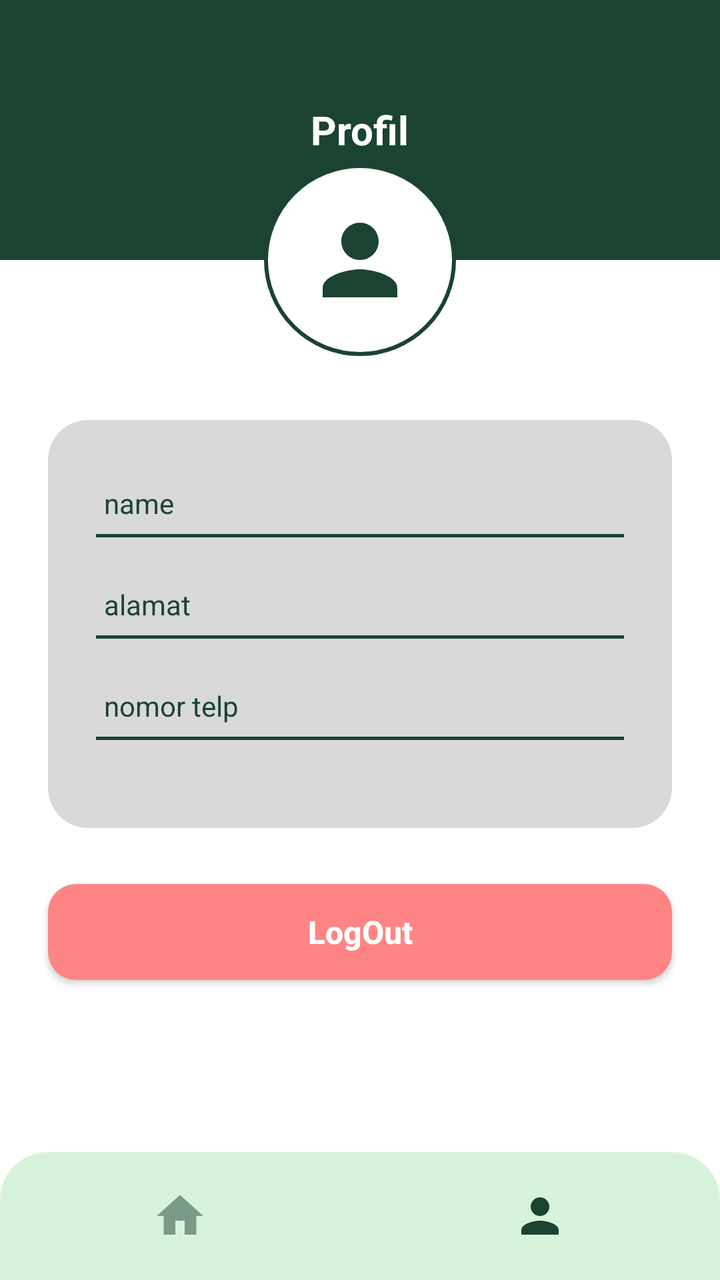
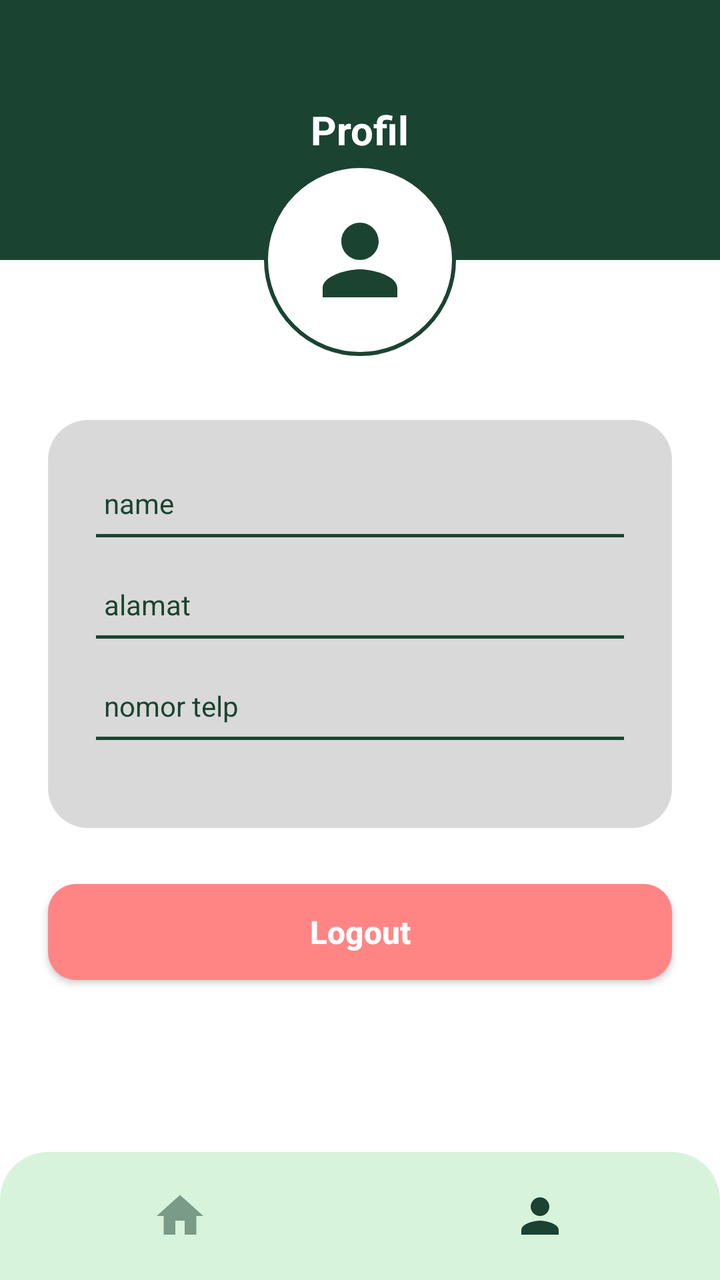

Before-and-after screenshots of an Android layout around one commit, followed by the original layout XML and the change that was made.
<!-- AndroidManifest.xml: activity theme Theme.UKK.NoActionBar -->
<!-- res/layout/activity_profil.xml -->
<?xml version="1.0" encoding="utf-8"?>
<androidx.constraintlayout.widget.ConstraintLayout xmlns:android="http://schemas.android.com/apk/res/android"
    xmlns:app="http://schemas.android.com/apk/res-auto"
    xmlns:tools="http://schemas.android.com/tools"
    android:layout_width="match_parent"
    android:layout_height="match_parent"
    android:background="@color/white"
    tools:context=".ProfilActivity">

    
    <RelativeLayout
        android:id="@+id/rl_top_header"
        android:layout_width="0dp"
        android:layout_height="130dp"
        android:background="@color/campgear_green"
        android:paddingTop="48dp"
        app:layout_constraintEnd_toEndOf="parent"
        app:layout_constraintStart_toStartOf="parent"
        app:layout_constraintTop_toTopOf="parent">

        <TextView
            android:id="@+id/tv_header_title"
            android:layout_width="wrap_content"
            android:layout_height="wrap_content"
            android:layout_centerInParent="true"
            android:text="@string/header_profil"
            android:textColor="@color/white"
            android:textSize="20sp"
            android:textStyle="bold" />

    </RelativeLayout>

    
    <ImageView
        android:id="@+id/iv_avatar"
        android:layout_width="96dp"
        android:layout_height="96dp"
        android:background="@drawable/bg_profile_avatar"
        android:contentDescription="@string/cd_profile_avatar"
        android:padding="20dp"
        app:layout_constraintBottom_toBottomOf="@id/rl_top_header"
        app:layout_constraintEnd_toEndOf="parent"
        app:layout_constraintStart_toStartOf="parent"
        app:layout_constraintTop_toBottomOf="@id/rl_top_header"
        app:srcCompat="@drawable/ic_profile" />

    
    <LinearLayout
        android:id="@+id/ll_profile_card"
        android:layout_width="0dp"
        android:layout_height="wrap_content"
        android:layout_marginStart="24dp"
        android:layout_marginTop="32dp"
        android:layout_marginEnd="24dp"
        android:background="@drawable/bg_profile_card"
        android:orientation="vertical"
        android:paddingStart="24dp"
        android:paddingTop="32dp"
        android:paddingEnd="24dp"
        android:paddingBottom="32dp"
        app:layout_constraintEnd_toEndOf="parent"
        app:layout_constraintStart_toStartOf="parent"
        app:layout_constraintTop_toBottomOf="@id/iv_avatar">

        
        <TextView
            android:id="@+id/tv_profile_name"
            android:layout_width="wrap_content"
            android:layout_height="wrap_content"
            android:layout_marginStart="4dp"
            android:text="@string/label_name_placeholder"
            android:textColor="@color/campgear_green"
            android:textSize="14sp" />

        <View
            android:layout_width="match_parent"
            android:layout_height="1.5dp"
            android:layout_marginTop="6dp"
            android:layout_marginBottom="24dp"
            android:background="@color/campgear_green" />

        
        <TextView
            android:id="@+id/tv_profile_alamat"
            android:layout_width="wrap_content"
            android:layout_height="wrap_content"
            android:layout_marginStart="4dp"
            android:text="@string/label_alamat_placeholder"
            android:textColor="@color/campgear_green"
            android:textSize="14sp" />

        <View
            android:layout_width="match_parent"
            android:layout_height="1.5dp"
            android:layout_marginTop="6dp"
            android:layout_marginBottom="24dp"
            android:background="@color/campgear_green" />

        
        <TextView
            android:id="@+id/tv_profile_telp"
            android:layout_width="wrap_content"
            android:layout_height="wrap_content"
            android:layout_marginStart="4dp"
            android:text="@string/label_nomor_telp_placeholder"
            android:textColor="@color/campgear_green"
            android:textSize="14sp" />

        <View
            android:layout_width="match_parent"
            android:layout_height="1.5dp"
            android:layout_marginTop="6dp"
            android:layout_marginBottom="12dp"
            android:background="@color/campgear_green" />

    </LinearLayout>

    
    <androidx.appcompat.widget.AppCompatButton
        android:id="@+id/btn_logout"
        android:layout_width="0dp"
        android:layout_height="48dp"
        android:layout_marginStart="24dp"
        android:layout_marginTop="28dp"
        android:layout_marginEnd="24dp"
        android:background="@drawable/bg_btn_logout"
        android:text="@string/btn_logout"
        android:textAllCaps="false"
        android:textColor="@color/white"
        android:textSize="16sp"
        android:textStyle="bold"
        app:layout_constraintEnd_toEndOf="parent"
        app:layout_constraintStart_toStartOf="parent"
        app:layout_constraintTop_toBottomOf="@id/ll_profile_card" />

    
    <LinearLayout
        android:id="@+id/ll_bottom_nav"
        android:layout_width="0dp"
        android:layout_height="64dp"
        android:background="@drawable/bg_bottom_nav"
        android:gravity="center"
        android:orientation="horizontal"
        app:layout_constraintBottom_toBottomOf="parent"
        app:layout_constraintEnd_toEndOf="parent"
        app:layout_constraintStart_toStartOf="parent">

        <ImageView
            android:id="@+id/iv_nav_home"
            android:layout_width="0dp"
            android:layout_height="wrap_content"
            android:layout_weight="1"
            android:alpha="0.5"
            android:contentDescription="@string/cd_home"
            app:srcCompat="@drawable/ic_home" />

        <ImageView
            android:id="@+id/iv_nav_profile"
            android:layout_width="0dp"
            android:layout_height="wrap_content"
            android:layout_weight="1"
            android:alpha="1.0"
            app:tint="@color/campgear_green"
            android:contentDescription="@string/cd_profile"
            app:srcCompat="@drawable/ic_profile" />

    </LinearLayout>

</androidx.constraintlayout.widget.ConstraintLayout>
<!-- resources referenced by this layout -->
<resources>
  <color name="campgear_green">#1B4332</color>
  <color name="white">#FFFFFFFF</color>
  <!-- drawable bg_bottom_nav (drawable) -->
  <?xml version="1.0" encoding="utf-8"?>
  <shape xmlns:android="http://schemas.android.com/apk/res/android"
      android:shape="rectangle">
      <solid android:color="#D8F3DC" />
      <corners
          android:topLeftRadius="24dp"
          android:topRightRadius="24dp" />
  </shape>
  <!-- drawable bg_btn_logout (drawable) -->
  <?xml version="1.0" encoding="utf-8"?>
  <shape xmlns:android="http://schemas.android.com/apk/res/android"
      android:shape="rectangle">
      <solid android:color="#FF8585" />
      <corners android:radius="14dp" />
  </shape>
  <!-- drawable bg_profile_avatar (drawable) -->
  <?xml version="1.0" encoding="utf-8"?>
  <shape xmlns:android="http://schemas.android.com/apk/res/android"
      android:shape="oval">
      <solid android:color="@color/white" />
      <stroke
          android:width="2dp"
          android:color="@color/campgear_green" />
  </shape>
  <!-- drawable bg_profile_card (drawable) -->
  <?xml version="1.0" encoding="utf-8"?>
  <shape xmlns:android="http://schemas.android.com/apk/res/android"
      android:shape="rectangle">
      <solid android:color="#D9D9D9" />
      <corners android:radius="20dp" />
  </shape>
  <!-- drawable ic_home (drawable) -->
  <vector xmlns:android="http://schemas.android.com/apk/res/android"
      android:width="28dp"
      android:height="28dp"
      android:viewportWidth="24"
      android:viewportHeight="24">
      <path
          android:fillColor="#1B4332"
          android:pathData="M10,20v-6h4v6h5v-8h3L12,3 2,12h3v8z"/>
  </vector>
  <!-- drawable ic_profile (drawable) -->
  <vector xmlns:android="http://schemas.android.com/apk/res/android"
      android:width="28dp"
      android:height="28dp"
      android:viewportWidth="24"
      android:viewportHeight="24">
      <path
          android:fillColor="#1B4332"
          android:pathData="M12,12c2.21,0 4,-1.79 4,-4s-1.79,-4 -4,-4 -4,1.79 -4,4 1.79,4 4,4zM12,14c-2.67,0 -8,1.34 -8,4v2h16v-2c0,-2.66 -5.33,-4 -8,-4z"/>
  </vector>
  <string name="btn_logout">LogOut</string>
  <string name="cd_home">Home Nav</string>
  <string name="cd_profile">Profile Nav</string>
  <string name="cd_profile_avatar">Profile Avatar</string>
  <string name="header_profil">Profil</string>
  <string name="label_alamat_placeholder">alamat</string>
  <string name="label_name_placeholder">name</string>
  <string name="label_nomor_telp_placeholder">nomor telp</string>
  <style name="Theme.UKK.NoActionBar" parent="Theme.UKK">
          <item name="windowActionBar">false</item>
          <item name="windowNoTitle">true</item>
      </style>
  <style name="Theme.UKK" parent="Theme.MaterialComponents.DayNight.DarkActionBar">
          
          <item name="colorPrimary">@color/campgear_green</item>
          <item name="colorPrimaryVariant">@color/primary_dark</item>
          <item name="android:windowLightStatusBar">false</item>
          <item name="colorOnPrimary">@color/white</item>
          
          <item name="colorSecondary">@color/black</item>
          <item name="colorSecondaryVariant">@color/teal_700</item>
          <item name="colorOnSecondary">@color/black</item>
          
          <item name="android:statusBarColor">@color/campgear_green</item>
      </style>
  <color name="primary_dark">#133C29</color>
  <color name="black">#FF000000</color>
  <color name="teal_700">#FF018786</color>
</resources>

<!-- the commit's change to res/layout/activity_profil.xml (unified diff, before → after) -->
@@ -13,7 +13,8 @@
         android:layout_width="0dp"
         android:layout_height="130dp"
         android:background="@color/campgear_green"
-        android:paddingTop="48dp"
+        android:fitsSystemWindows="true"
+        android:paddingTop="24dp"
         app:layout_constraintEnd_toEndOf="parent"
         app:layout_constraintStart_toStartOf="parent"
         app:layout_constraintTop_toTopOf="parent">
@@ -124,7 +125,7 @@
         android:layout_marginTop="28dp"
         android:layout_marginEnd="24dp"
         android:background="@drawable/bg_btn_logout"
-        android:text="@string/btn_logout"
+        android:text="Logout"
         android:textAllCaps="false"
         android:textColor="@color/white"
         android:textSize="16sp"
<!-- resource entries referenced after the edit -->
@@ -54,7 +54,6 @@
           android:fillColor="#1B4332"
           android:pathData="M12,12c2.21,0 4,-1.79 4,-4s-1.79,-4 -4,-4 -4,1.79 -4,4 1.79,4 4,4zM12,14c-2.67,0 -8,1.34 -8,4v2h16v-2c0,-2.66 -5.33,-4 -8,-4z"/>
   </vector>
-  <string name="btn_logout">LogOut</string>
   <string name="cd_home">Home Nav</string>
   <string name="cd_profile">Profile Nav</string>
   <string name="cd_profile_avatar">Profile Avatar</string>
